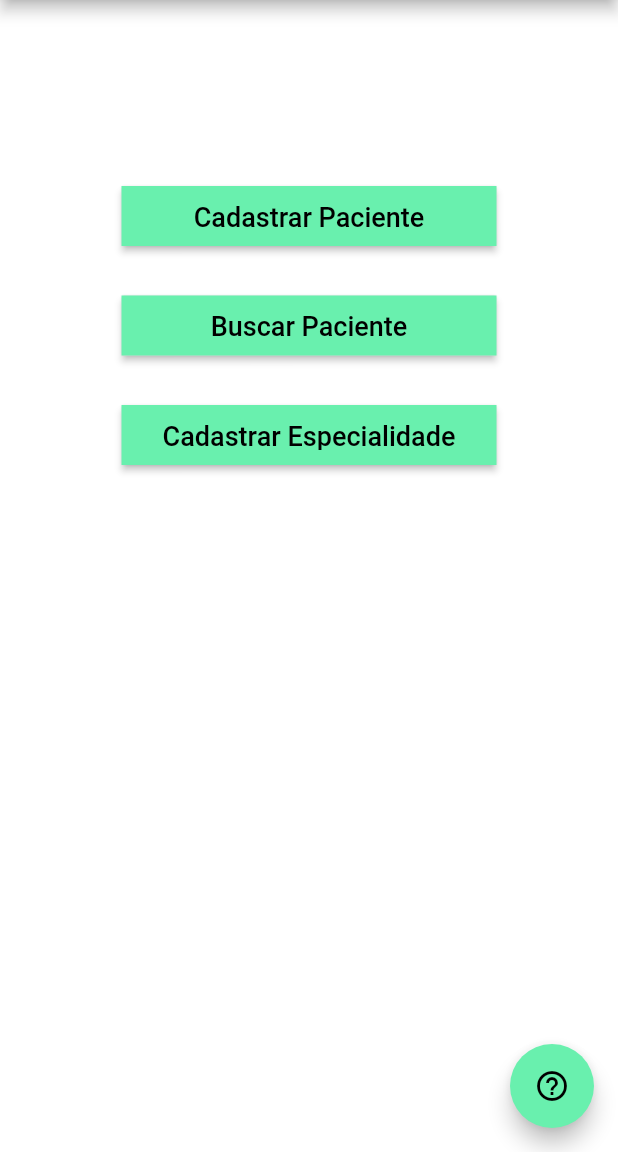
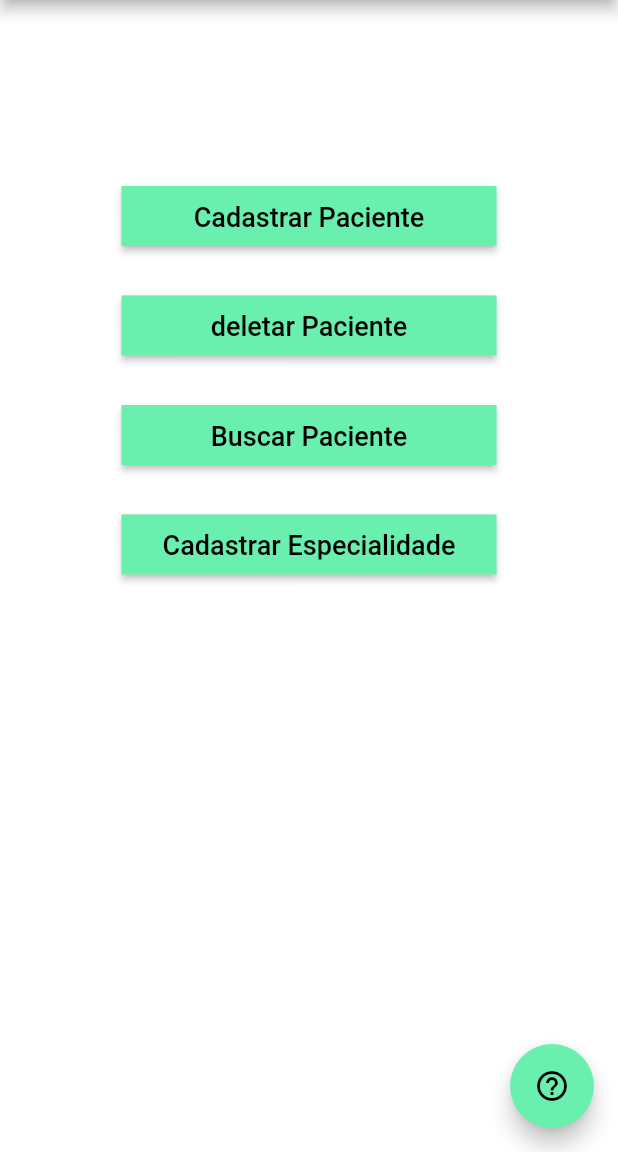
Before and after one commit to denpufa/Project-PDS-UFRN, a Flutter app: the screen it shows after launch, on a phone screen of 412 x 824 dp, the part 84-1236 px from its top. Run offline on Flutter 3.47's test engine with Material 2 defaults, Android fonts, the phone set to English and light mode, and no system bars.

```diff
--- a/lib/componentes/Button.dart
+++ b/lib/componentes/Button.dart
@@ -1,26 +1,19 @@
 import 'package:flutter/material.dart';
 import 'package:projetodps/telas/CadastroP.dart';
-class Button extends StatefulWidget {
+class Button extends StatelessWidget {
   final String _t;
   final int _i;
 
 
-  @override
-  _Button createState() => _Button();
-  Button(this._t,this._i,{Key key}):super(key:key);
+  Button(this._t,this._i);
 
   String getT(){return _t;}
   int getI(){return _i;}
 
-
-}
-
- class _Button extends State<Button>{
-
   @override
   Widget build(BuildContext context) {
     return RaisedButton(
-          onPressed: (){_tipo(widget.getI());},
+          onPressed: (){_tipo(getI(),context);},
           textColor: Colors.black,
           padding: const EdgeInsets.all(0.0),
           child: Container(
@@ -30,7 +23,7 @@ class Button extends StatefulWidget {
             color: Colors.greenAccent,
             padding: const EdgeInsets.all(10.0),
             child: Text(
-            widget.getT(),
+            getT(),
               style: TextStyle(fontSize: 18)
             ),
           ),
@@ -38,13 +31,14 @@ class Button extends StatefulWidget {
       );
   }
 
-  void _tipo(int i)
+  void _tipo(int i,BuildContext c)
   {
+
       switch(i)
       {
-        case 1:Navigator.push(context,MaterialPageRoute(builder:(context) =>  CadastroP()));  break;
+        case 1:Navigator.push(c,MaterialPageRoute(builder:(context) =>  CadastroP()));  break;
         case 2: break;
-        case 3: break;
+        case 3:Navigator.pop(c); break;
         break;
       }
     }
--- a/lib/telas/main.dart
+++ b/lib/telas/main.dart
@@ -42,9 +42,13 @@ class _MyHomePageState extends State<MyHomePage> {
                       children: <Widget>[
                         Button('Cadastrar Paciente',1),
                         SizedBox(height:25),
-                        Button('Buscar Paciente',2),
+                        Button('deletar Paciente', 2),
+                        SizedBox(height: 25),
+                        Button('Buscar Paciente',3),
                         SizedBox(height:25),
-                        Button('Cadastrar Especialidade',3),
+                        Button('Cadastrar Especialidade',4),
+                        SizedBox(height:25),
+
                       ]
                     )
                   )
--- a/pubspec.yaml
+++ b/pubspec.yaml
@@ -23,6 +23,7 @@ dependencies:
   # The following adds the Cupertino Icons font to your application.
   # Use with the CupertinoIcons class for iOS style icons.
   cupertino_icons: ^0.1.2
+  http: ^0.12.0+4
 
 dev_dependencies:
   flutter_test:
```
Also changed, not shown: lib/servicos/Httptype.dart (+54 -10 lines), lib/telas/CadastroP.dart (+50 -4 lines), pubspec.lock.
